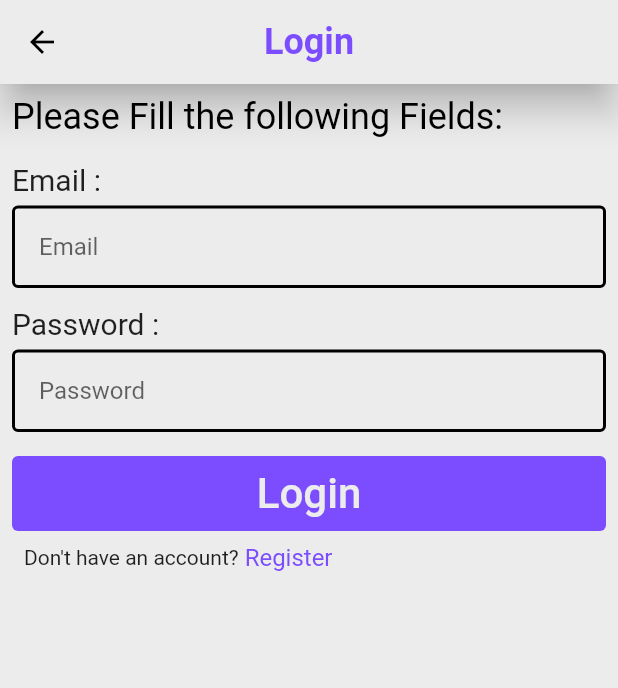
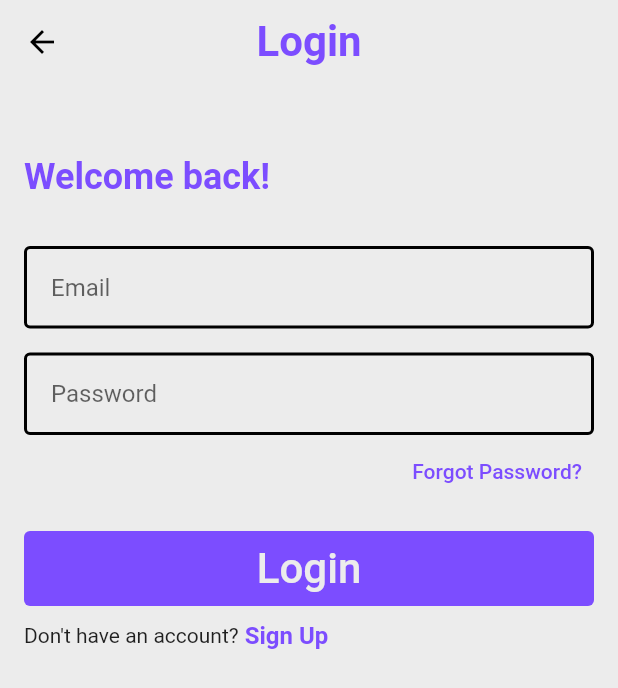
Before and after one commit to AhmedAmgad28/Uni-Hub, a Flutter app: the LoginPage screen opened by its route, on a phone screen of 412 x 824 dp. Shown: the top 688 px of the screen. Run offline on Flutter 3.47's test engine with Material 2 defaults, Android fonts, the phone set to English and light mode, and no system bars; our stand-ins replace flutter_secure_storage, image_picker; accounts and stored records are empty; network calls fail.

Commit message:
forget_password and error messages

```diff
--- a/lib/pages/login_page.dart
+++ b/lib/pages/login_page.dart
@@ -1,5 +1,3 @@
-// ignore_for_file: unnecessary_string_escapes, use_build_context_synchronously, must_be_immutable
-
 import 'package:flutter/material.dart';
 import 'package:project_v2/helper/constants.dart';
 import 'package:project_v2/pages/navigator_home_page.dart';
@@ -8,18 +6,21 @@ import 'package:project_v2/services/login_service.dart';
 import 'package:project_v2/widgets/custom_button.dart';
 import 'package:project_v2/widgets/custom_textfield.dart';
 
+// ignore: must_be_immutable
 class LoginPage extends StatelessWidget {
-  LoginPage({super.key});
+  LoginPage({Key? key}) : super(key: key);
 
-  static String id = 'LoginPage';
+  static const String id = 'LoginPage';
+
   String? email;
   String? password;
+
   @override
   Widget build(BuildContext context) {
     return Scaffold(
       backgroundColor: kBackgroundColor,
       appBar: AppBar(
-        elevation: 10,
+        elevation: 0,
         centerTitle: true,
         iconTheme: const IconThemeData(color: Colors.black),
         backgroundColor: kBackgroundColor,
@@ -27,28 +28,27 @@ class LoginPage extends StatelessWidget {
           'Login',
           style: TextStyle(
             color: kPrimaryColor,
-            fontSize: 24,
-            fontWeight: FontWeight.w700,
+            fontSize: 28,
+            fontWeight: FontWeight.bold,
           ),
         ),
       ),
-      body: Padding(
-        padding: const EdgeInsets.all(8.0),
-        child: ListView(
+      body: ListView(
+        padding: const EdgeInsets.all(16.0),
         children: [
+          const SizedBox(
+            height: 32,
+          ),
           const Text(
-              'Please Fill the following Fields: ',
-              style: TextStyle(fontSize: 24, color: Colors.black),
+            'Welcome back!',
+            style: TextStyle(
+              color: kPrimaryColor,
+             fontSize: 24,
+              fontWeight: FontWeight.bold,
+            ),
           ),
           const SizedBox(
-              height: 16,
-            ),
-            const Text(
-              'Email :',
-              style: TextStyle(fontSize: 20, color: Colors.black87),
-            ),
-            const SizedBox(
-              height: 6,
+            height: 32,
           ),
           CustomFormTextField(
             hintText: 'Email',
@@ -57,14 +57,7 @@ class LoginPage extends StatelessWidget {
             },
           ),
           const SizedBox(
-              height: 12,
-            ),
-            const Text(
-              'Password :',
-              style: TextStyle(fontSize: 20, color: Colors.black87),
-            ),
-            const SizedBox(
-              height: 6,
+            height: 16,
           ),
           CustomFormTextField(
             hintText: 'Password',
@@ -73,13 +66,30 @@ class LoginPage extends StatelessWidget {
             },
             obscureText: true,
           ),
+
+          Row(
+            mainAxisAlignment: MainAxisAlignment.end,
+            children: [
+              TextButton(
+                onPressed: () {
+                  // Navigate to the Forgot Password page
+                },
+                child: const Text(
+                  'Forgot Password?',
+                  style: TextStyle(
+                    color: kPrimaryColor,
+                    fontSize: 14,
+                  ),
+                ),
+              ),
+            ],
+          ),
           const SizedBox(
             height: 16,
           ),
           CustomButton(
             buttonText: 'Login',
             onTap: () async {
-                // login(email: email!, password: password!);
               if (email == null || password == null) {
                 ScaffoldMessenger.of(context).showSnackBar(
                   const SnackBar(
@@ -92,8 +102,10 @@ class LoginPage extends StatelessWidget {
                 final response =
                     await login(email: email!, password: password!);
                 if (response['status'] == "Success") {
+                  // ignore: use_build_context_synchronously
                   Navigator.pushReplacementNamed(context, NavigatorHome.id);
                 } else {
+                  // ignore: use_build_context_synchronously
                   ScaffoldMessenger.of(context).showSnackBar(
                     const SnackBar(
                       content: Text('Login failed. Please try again.'),
@@ -103,32 +115,35 @@ class LoginPage extends StatelessWidget {
               } catch (e) {
                 ScaffoldMessenger.of(context).showSnackBar(
                   SnackBar(
-                      content: Text('Login failed. Please try again.$e'),
+                    content: Text('Login failed. Please try again. $e'),
                   ),
                 );
               }
-                //Navigator.pushNamed(context, NavigatorHome.id);
             },
           ),
-            Padding(
-              padding: const EdgeInsets.all(8.0),
-              child: Row(
+          const SizedBox(
+            height: 10,
+          ),
+          Row(
+            mainAxisAlignment: MainAxisAlignment.start,
             children: [
-                  const Text("Don\'t have an account?"),
+              const Text("Don't have an account?"),
               GestureDetector(
                 onTap: () {
                   Navigator.pushNamed(context, RegisterPage.id);
                 },
                 child: const Text(
-                      " Register",
-                      style: TextStyle(color: kPrimaryColor, fontSize: 16),
+                  " Sign Up",
+                  style: TextStyle(
+                    color: kPrimaryColor,
+                    fontSize: 16,
+                    fontWeight: FontWeight.bold,
+                  ),
                 ),
               ),
             ],
           ),
-            ),
         ],
-        ),
       ),
     );
   }
--- a/lib/pages/register_page.dart
+++ b/lib/pages/register_page.dart
@@ -102,7 +102,7 @@ class _RegisterPageState extends State<RegisterPage> {
         context: context,
         builder: (context) => AlertDialog(
           title: const Text('Error'),
-          content: const Text('Failed to sign up.'),
+          content: Text('Failed to sign up. $e'),
           actions: [
             TextButton(
               onPressed: () {
--- a/lib/pages/update_account_page.dart
+++ b/lib/pages/update_account_page.dart
@@ -42,12 +42,12 @@ class _UpdateProfilePageState extends State<UpdateProfilePage> {
         ),
       );
     } catch (e) {
+    final errorMessage = e.toString();
     showDialog(
       context: context,
       builder: (context) => AlertDialog(
         title: const Text('Error'),
-          content:
-              const Text('Failed to update user data. Please try again later.'),
+        content: Text('Failed to update user data. Please try again later.\n\nError message: $errorMessage'),
         actions: [
           TextButton(
             onPressed: () => Navigator.pop(context),
--- a/lib/services/login_service.dart
+++ b/lib/services/login_service.dart
@@ -27,6 +27,8 @@ Future<Map<String, dynamic>> login(
     await storage.write(key: 'token', value: token);
     return jsonResponse;
   } else {
-    throw Exception('Failed to login');
+    final responseBody = await response.stream.bytesToString();
+    final errorMessage = json.decode(responseBody)['error'] ?? 'Failed to login';
+    throw Exception(errorMessage);
   }
 }
--- a/lib/services/user_update_profile.dart
+++ b/lib/services/user_update_profile.dart
@@ -25,6 +25,7 @@ Future<void> updateProfile(String name, String phone, String photo) async {
   if (response.statusCode == 200) {
     // Update successful
   } else {
-    throw Exception('Failed to update user data');
+    final message = jsonDecode(response.body)['message'] as String;
+    throw Exception(message);
   }
 }
```
Lines whose indentation alone changed are shown as unchanged.
